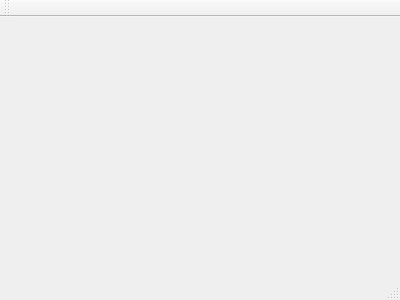
Old version of the form Automaatti/mainwindow.ui in the repository tvt20kmo-ohjelmistokehitysprojekti/Group2.
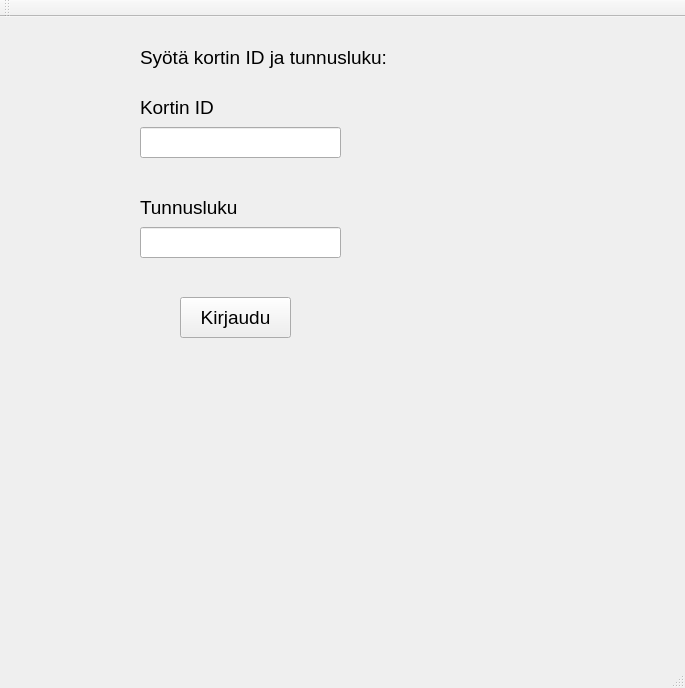
New version of the form.

Commit message: UI:ta pohjustettu

```diff
--- a/Automaatti/mainwindow.ui
+++ b/Automaatti/mainwindow.ui
@@ -1,24 +1,117 @@
 <ui version="4.0">
  <class>MainWindow</class>
- <widget class="QMainWindow" name="MainWindow" >
-  <property name="geometry" >
+ <widget class="QMainWindow" name="MainWindow">
+  <property name="geometry">
    <rect>
     <x>0</x>
     <y>0</y>
-    <width>400</width>
-    <height>300</height>
+    <width>685</width>
+    <height>688</height>
    </rect>
   </property>
-  <property name="windowTitle" >
+  <property name="font">
+   <font>
+    <pointsize>14</pointsize>
+   </font>
+  </property>
+  <property name="windowTitle">
    <string>MainWindow</string>
   </property>
-  <widget class="QMenuBar" name="menuBar" />
-  <widget class="QToolBar" name="mainToolBar" />
-  <widget class="QWidget" name="centralWidget" />
-  <widget class="QStatusBar" name="statusBar" />
+  <widget class="QWidget" name="centralWidget">
+   <widget class="QLineEdit" name="lineEdit_cardID">
+    <property name="geometry">
+     <rect>
+      <x>140</x>
+      <y>110</y>
+      <width>201</width>
+      <height>31</height>
+     </rect>
+    </property>
+   </widget>
+   <widget class="QLabel" name="label">
+    <property name="geometry">
+     <rect>
+      <x>140</x>
+      <y>80</y>
+      <width>201</width>
+      <height>21</height>
+     </rect>
+    </property>
+    <property name="text">
+     <string>Kortin ID</string>
+    </property>
+   </widget>
+   <widget class="QPushButton" name="pushButton_login">
+    <property name="geometry">
+     <rect>
+      <x>180</x>
+      <y>280</y>
+      <width>111</width>
+      <height>41</height>
+     </rect>
+    </property>
+    <property name="text">
+     <string>Kirjaudu</string>
+    </property>
+   </widget>
+   <widget class="QLabel" name="label_2">
+    <property name="geometry">
+     <rect>
+      <x>140</x>
+      <y>180</y>
+      <width>201</width>
+      <height>21</height>
+     </rect>
+    </property>
+    <property name="text">
+     <string>Tunnusluku</string>
+    </property>
+   </widget>
+   <widget class="QLabel" name="label_3">
+    <property name="geometry">
+     <rect>
+      <x>140</x>
+      <y>30</y>
+      <width>321</width>
+      <height>21</height>
+     </rect>
+    </property>
+    <property name="text">
+     <string>Syötä kortin ID ja tunnusluku:</string>
+    </property>
+   </widget>
+   <widget class="QLineEdit" name="lineEdit_PIN">
+    <property name="geometry">
+     <rect>
+      <x>140</x>
+      <y>210</y>
+      <width>201</width>
+      <height>31</height>
+     </rect>
+    </property>
+   </widget>
+  </widget>
+  <widget class="QMenuBar" name="menuBar">
+   <property name="geometry">
+    <rect>
+     <x>0</x>
+     <y>0</y>
+     <width>685</width>
+     <height>31</height>
+    </rect>
+   </property>
+  </widget>
+  <widget class="QToolBar" name="mainToolBar">
+   <attribute name="toolBarArea">
+    <enum>TopToolBarArea</enum>
+   </attribute>
+   <attribute name="toolBarBreak">
+    <bool>false</bool>
+   </attribute>
+  </widget>
+  <widget class="QStatusBar" name="statusBar"/>
  </widget>
- <layoutDefault spacing="6" margin="11" />
- <pixmapfunction></pixmapfunction>
+ <layoutdefault spacing="6" margin="11"/>
  <resources/>
  <connections/>
 </ui>
```
Left out of the diff: 1 changed line with no effect on the pictures. The commit also changes 4 other files.
